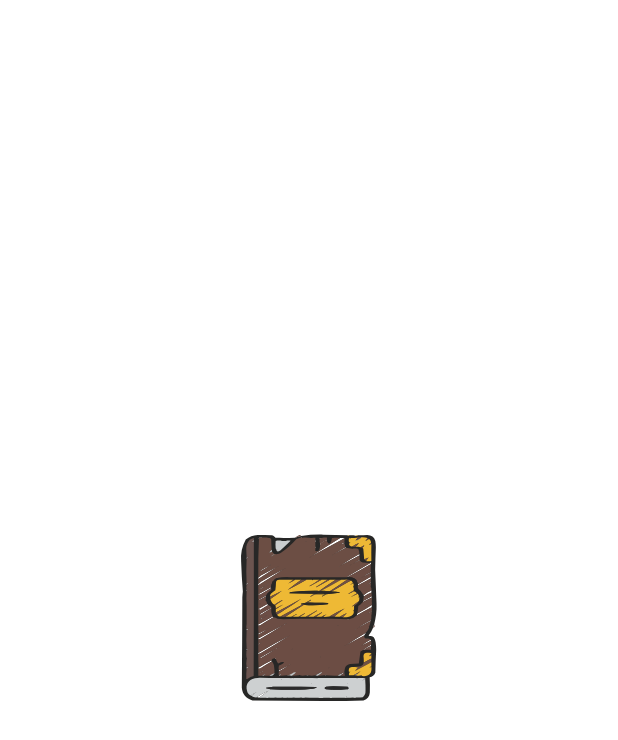
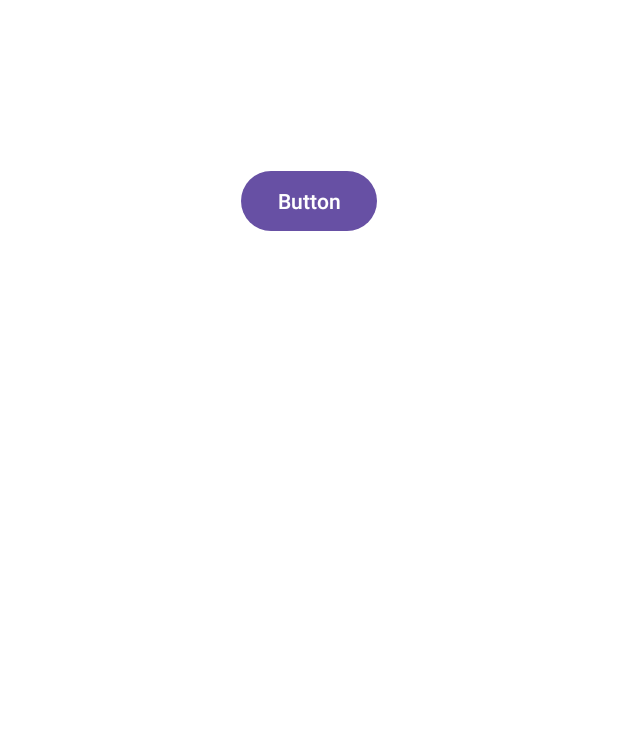
Before and after one commit to nathsuki73/Kinaiya, an Android app: the screen it shows after launch (MainActivity), on a phone screen of 412 x 824 dp. Shown: the top 740 px of the screen. Run offline under Robolectric (Android 15) with nearby library versions, the phone set to English and light mode, and no system bars.

Commit message:
Initial Commit.

```diff
--- a/app/src/main/res/layout/activity_main.xml
+++ b/app/src/main/res/layout/activity_main.xml
@@ -17,4 +17,14 @@
         app:layout_constraintStart_toStartOf="parent"
         app:layout_constraintTop_toTopOf="parent"
         app:srcCompat="@drawable/activity_splash" />
+
+    <Button
+        android:id="@+id/button"
+        android:layout_width="wrap_content"
+        android:layout_height="wrap_content"
+        android:text="Button"
+        app:layout_constraintBottom_toTopOf="@+id/splashView"
+        app:layout_constraintEnd_toEndOf="parent"
+        app:layout_constraintStart_toStartOf="parent"
+        app:layout_constraintTop_toTopOf="parent" />
 </androidx.constraintlayout.widget.ConstraintLayout>
```
